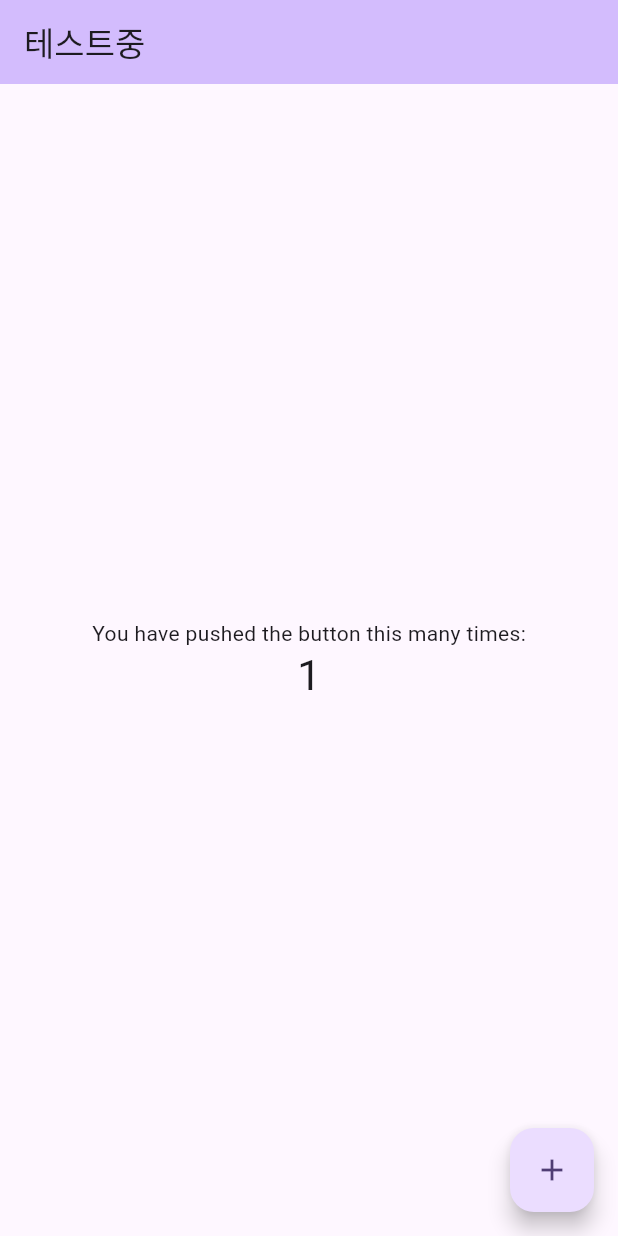
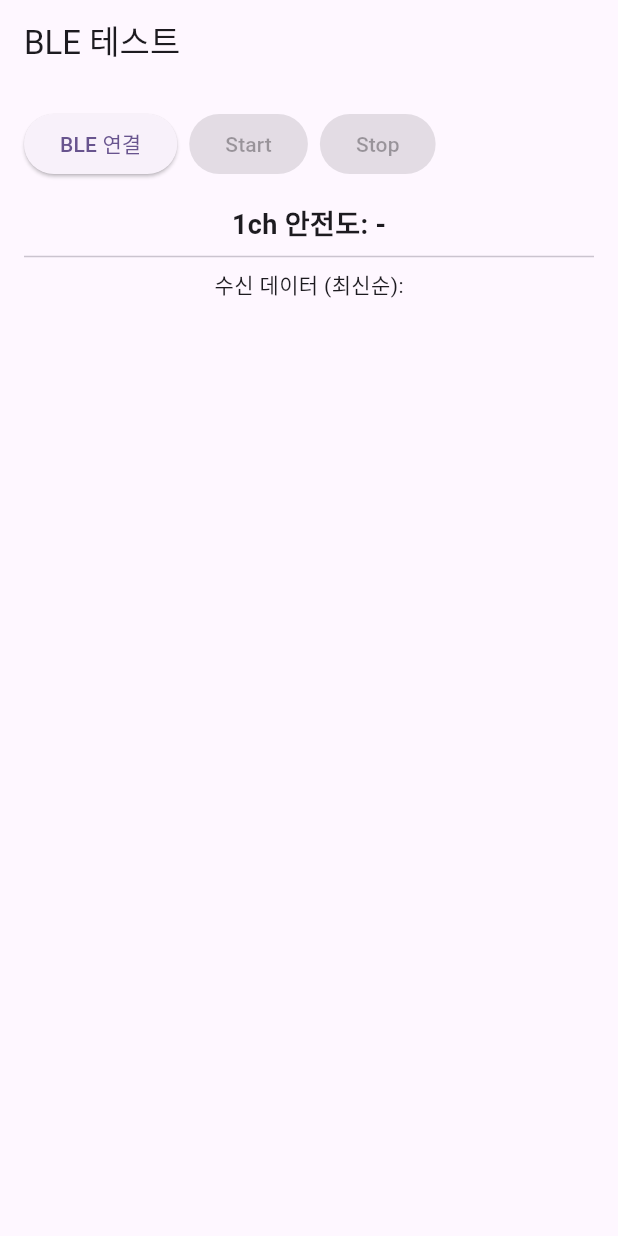
Before and after one commit to Dindb-dong/rem-sleep-safety, a Flutter app: the screen it shows after launch, on a phone screen of 412 x 824 dp. Run offline on Flutter 3.47's test engine with Material 3 defaults, Android fonts, the phone set to English and light mode, and no system bars; our stand-ins replace flutter_blue_plus.

Commit message:
ble_test_page

```diff
--- /dev/null
+++ b/lib/ble_test_page.dart
@@ -0,0 +1,151 @@
+import 'package:flutter/material.dart';
+import 'package:flutter_blue_plus/flutter_blue_plus.dart';
+import 'dart:typed_data';
+import 'dart:async';
+
+class BleTestPage extends StatefulWidget {
+  const BleTestPage({super.key});
+
+  @override
+  State<BleTestPage> createState() => _BleTestPageState();
+}
+
+class _BleTestPageState extends State<BleTestPage> {
+  BluetoothDevice? _device;
+  BluetoothCharacteristic? _characteristic;
+  bool _isConnected = false;
+  final List<String> _receivedData = [];
+  String? _safety1ch;
+  StreamSubscription<List<ScanResult>>? _scanSubscription;
+
+  // TODO: 실제 기기 이름으로 변경
+  final String targetDeviceName = "YOUR_BLE_DEVICE_NAME";
+
+  void _connect() {
+    FlutterBluePlus.startScan(timeout: const Duration(seconds: 4));
+    _scanSubscription = FlutterBluePlus.scanResults.listen((results) {
+      for (ScanResult r in results) {
+        _handleScanResult(r);
+      }
+    });
+  }
+
+  Future<void> _handleScanResult(ScanResult r) async {
+    if (r.device.platformName == targetDeviceName) {
+      FlutterBluePlus.stopScan();
+      await r.device.connect();
+      setState(() {
+        _device = r.device;
+        _isConnected = true;
+      });
+      var services = await r.device.discoverServices();
+      for (var s in services) {
+        for (var c in s.characteristics) {
+          if (c.properties.notify) {
+            _characteristic = c;
+            await c.setNotifyValue(true);
+            c.value.listen(_onDataReceived);
+          }
+        }
+      }
+    }
+  }
+
+  void _disconnect() async {
+    await _device?.disconnect();
+    setState(() {
+      _isConnected = false;
+      _device = null;
+      _characteristic = null;
+      _receivedData.clear();
+      _safety1ch = null;
+    });
+  }
+
+  void _sendStart() {
+    _sendData([0x01, 0x0d, 0x0a]);
+  }
+
+  void _sendStop() {
+    _sendData([0x02, 0x0d, 0x0a]);
+  }
+
+  void _sendData(List<int> bytes) async {
+    if (_characteristic != null) {
+      await _characteristic!.write(Uint8List.fromList(bytes));
+    }
+  }
+
+  void _onDataReceived(List<int> data) {
+    if (data.length >= 184 &&
+        data[0] == 0x40 &&
+        data[181] == 0x0d &&
+        data[182] == 0x0d) {
+      String oneCh = data
+          .sublist(6, 9)
+          .map((b) => b.toRadixString(16).padLeft(2, '0'))
+          .join(' ');
+      setState(() {
+        _receivedData.insert(
+          0,
+          data.map((b) => b.toRadixString(16).padLeft(2, '0')).join(' '),
+        );
+        _safety1ch = oneCh;
+      });
+    }
+  }
+
+  @override
+  void dispose() {
+    _scanSubscription?.cancel();
+    super.dispose();
+  }
+
+  @override
+  Widget build(BuildContext context) {
+    return Scaffold(
+      appBar: AppBar(title: const Text('BLE 테스트')),
+      body: Padding(
+        padding: const EdgeInsets.all(16.0),
+        child: Column(
+          children: [
+            Row(
+              children: [
+                ElevatedButton(
+                  onPressed: _isConnected ? _disconnect : _connect,
+                  child: Text(_isConnected ? '연결해제' : 'BLE 연결'),
+                ),
+                const SizedBox(width: 8),
+                ElevatedButton(
+                  onPressed: _isConnected ? _sendStart : null,
+                  child: const Text('Start'),
+                ),
+                const SizedBox(width: 8),
+                ElevatedButton(
+                  onPressed: _isConnected ? _sendStop : null,
+                  child: const Text('Stop'),
+                ),
+              ],
+            ),
+            const SizedBox(height: 16),
+            Text(
+              '1ch 안전도: ${_safety1ch ?? "-"}',
+              style: const TextStyle(fontSize: 18, fontWeight: FontWeight.bold),
+            ),
+            const Divider(),
+            const Text('수신 데이터 (최신순):'),
+            Expanded(
+              child: ListView.builder(
+                itemCount: _receivedData.length,
+                itemBuilder: (context, idx) => Text(
+                  _receivedData[idx],
+                  style: const TextStyle(fontFamily: 'monospace'),
+                ),
+              ),
+            ),
+          ],
+        ),
+      ),
+    );
+  }
+}
--- a/lib/main.dart
+++ b/lib/main.dart
@@ -1,6 +1,7 @@
 // ignore_for_file: avoid_print
 
 import 'package:flutter/material.dart';
+import 'ble_test_page.dart';
 
 void main() {
   runApp(const MyApp());
@@ -13,11 +14,11 @@ class MyApp extends StatelessWidget {
   @override
   Widget build(BuildContext context) {
     return MaterialApp(
-      title: 'Flutter Demo',
+      title: 'Flutter BLE Demo',
       theme: ThemeData(
         colorScheme: ColorScheme.fromSeed(seedColor: Colors.deepPurple),
       ),
-      home: const MyHomePage(title: '테스트중'),
+      home: const BleTestPage(),
     );
   }
 }
--- a/pubspec.yaml
+++ b/pubspec.yaml
@@ -31,7 +31,7 @@ dependencies:
   flutter:
     sdk: flutter
   flutter_reactive_ble: ^5.0.2
-
+  flutter_blue_plus: ^1.0.0
   # The following adds the Cupertino Icons font to your application.
   # Use with the CupertinoIcons class for iOS style icons.
   cupertino_icons: ^1.0.8
```
Also changed, not shown: pubspec.lock, 3 other files.
